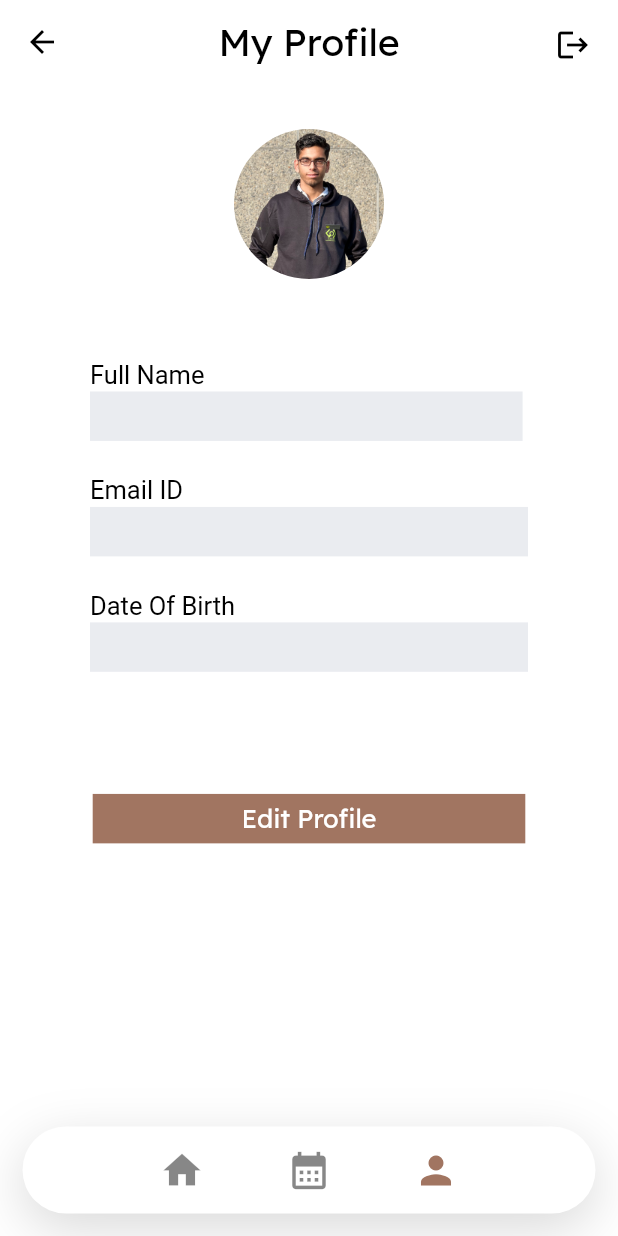
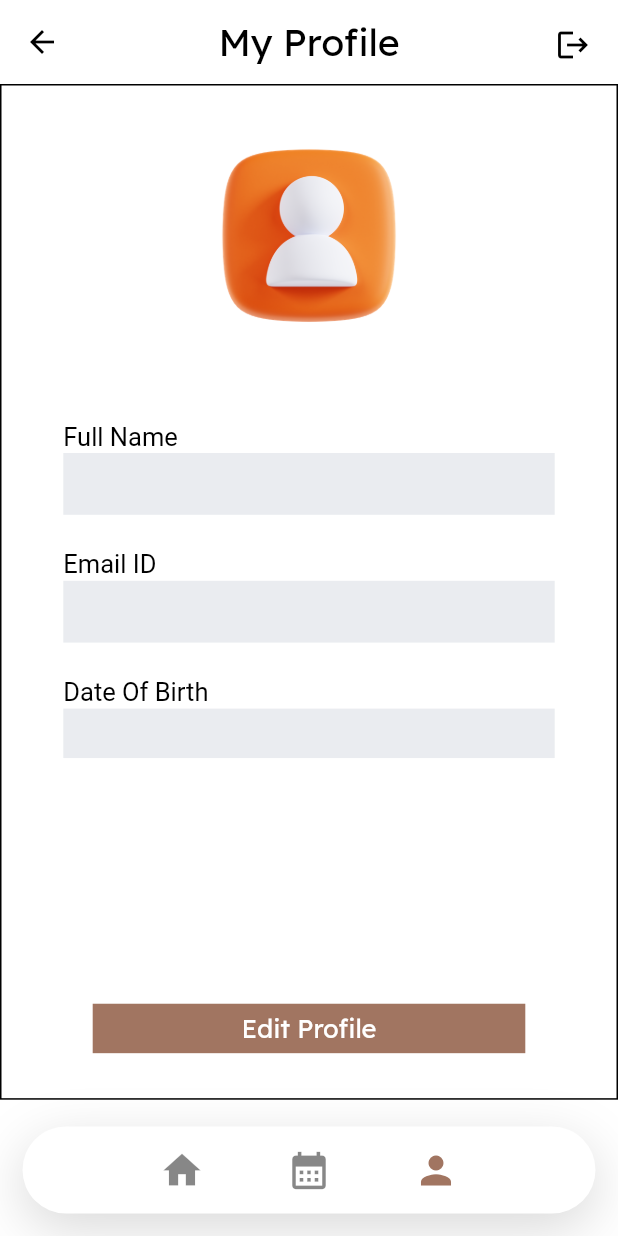
Before and after one commit to upes-open/Planner, a Flutter app: the Home screen opened directly, after a tap on the "person" icon, on a phone screen of 412 x 824 dp. Run offline on Flutter 3.47's test engine with Material 2 defaults, Android fonts, the phone set to English and light mode, and no system bars; our stand-ins replace cloud_firestore, firebase_auth, firebase_core, flutter_datetime_picker, flutter_speed_dial, google_sign_in and 3 more; missing offline and left inert: googleapis; accounts and stored records are empty.

Commit message:
Updates "Firebase to add events" ; profile page

```diff
--- a/event_planning_app/lib/screens/profile.dart
+++ b/event_planning_app/lib/screens/profile.dart
@@ -60,13 +60,23 @@ class _ProfileState extends State<Profile> {
           ),
         ],
       ),
-      body: Container(
-        padding: EdgeInsets.symmetric(horizontal: 60, vertical: 30),
+      body: SingleChildScrollView(
+        child: Container(
+          width: MediaQuery.of(context).size.width,
+          decoration: BoxDecoration(
+            border: Border.all(
+              color: Colors.black,
+            ),
+          ),
+          padding: EdgeInsets.symmetric(
+              horizontal: MediaQuery.of(context).size.width * 0.1,
+              vertical: 30),
           child: Column(
+            //crossAxisAlignment: CrossAxisAlignment.start,
             children: [
               CircleAvatar(
-              radius: 50,
-              backgroundImage: AssetImage("assets/images/profilepic.png"),
+                radius: 70,
+                backgroundImage: AssetImage("assets/icons/index.png"),
                 backgroundColor: Colors.transparent,
               ),
               const SizedBox(
@@ -84,9 +94,10 @@ class _ProfileState extends State<Profile> {
                     ),
                   ),
                   Container(
-                  padding: EdgeInsets.fromLTRB(8, 10, 0, 2),
-                  width: MediaQuery.of(context).size.width * 0.7,
-                  height: MediaQuery.of(context).size.height * 0.04,
+                    alignment: Alignment.centerLeft,
+                    padding: EdgeInsets.only(left: 8),
+                    width: MediaQuery.of(context).size.width * 0.8,
+                    height: MediaQuery.of(context).size.height * 0.05,
                     decoration: BoxDecoration(boxShadow: [
                       BoxShadow(
                         color: Color.fromARGB(255, 234, 236, 240),
@@ -114,9 +125,10 @@ class _ProfileState extends State<Profile> {
                     ),
                   ),
                   Container(
-                  padding: EdgeInsets.fromLTRB(8, 10, 0, 2),
+                    alignment: Alignment.centerLeft,
+                    padding: EdgeInsets.only(left: 8),
                     width: MediaQuery.of(context).size.width * 0.8,
-                  height: MediaQuery.of(context).size.height * 0.04,
+                    height: MediaQuery.of(context).size.height * 0.05,
                     decoration: BoxDecoration(boxShadow: [
                       BoxShadow(
                         color: Color.fromARGB(255, 234, 236, 240),
@@ -166,7 +178,7 @@ class _ProfileState extends State<Profile> {
                 ],
               ),
               SizedBox(
-              height: MediaQuery.of(context).size.height * 0.1,
+                height: MediaQuery.of(context).size.height * 0.2,
               ),
               Container(
                 width: MediaQuery.of(context).size.width * 0.7,
@@ -189,6 +201,7 @@ class _ProfileState extends State<Profile> {
                 ),
               )
             ],
+          ),
         ),
       ),
       bottomNavigationBar: Padding(
--- a/event_planning_app/lib/services/databaseService.dart
+++ b/event_planning_app/lib/services/databaseService.dart
@@ -1,4 +1,5 @@
 import 'package:cloud_firestore/cloud_firestore.dart';
+import 'package:googleapis/docs/v1.dart';
 
 class DatabaseService {
   final String uid;
@@ -6,7 +7,10 @@ class DatabaseService {
 
   final CollectionReference userCollection =
       FirebaseFirestore.instance.collection("users");
-
+  final CollectionReference eventCollection =
+      FirebaseFirestore.instance.collection("events");
+  final DocumentReference eventDocument =
+      FirebaseFirestore.instance.collection("events").doc();
   // saving user data
   Future savingUserData(String fullName, String email, String dob) async {
     return await userCollection.doc(uid).set({
@@ -25,7 +29,19 @@ class DatabaseService {
     return snapshot;
   }
 
-//   // gettinguser groups data
+  Future saveEventDetails(
+      String eventTitle, DateTime startTime, DateTime endTime, bool isAllDay) {
+    return userCollection.doc(uid).collection("events").add({
+      "eventTitle": eventTitle,
+      "startTime": startTime,
+      "endTime": endTime,
+      "isAllDay": isAllDay,
+    });
+  }
+}
+  //get event document id
+
+//   gettinguser groups data
 //   getUserGroup() async {
 //     return userCollection.doc(uid).snapshots();
 //   }
@@ -126,4 +142,3 @@ class DatabaseService {
 //     });
 //   }
 //
-}
```
Also changed, not shown: event_planning_app/lib/screens/addevent.dart (+47 -26 lines), event_planning_app/lib/screens/home.dart (+111 -65 lines), event_planning_app/lib/widgets/eventTile.dart (added, +51 -0 lines), event_planning_app/assets/icons/google.svg (deleted), event_planning_app/assets/icons/index.png (added), event_planning_app/assets/icons/logo.png (added), 6 other files. Lines whose indentation alone changed are shown as unchanged.
